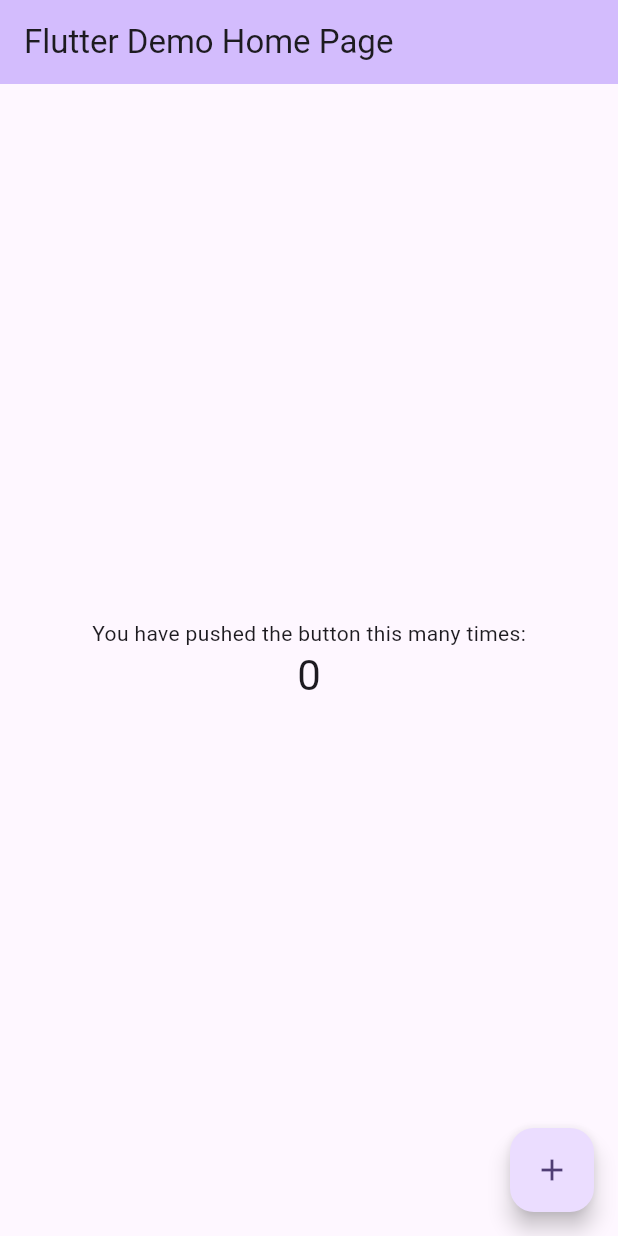
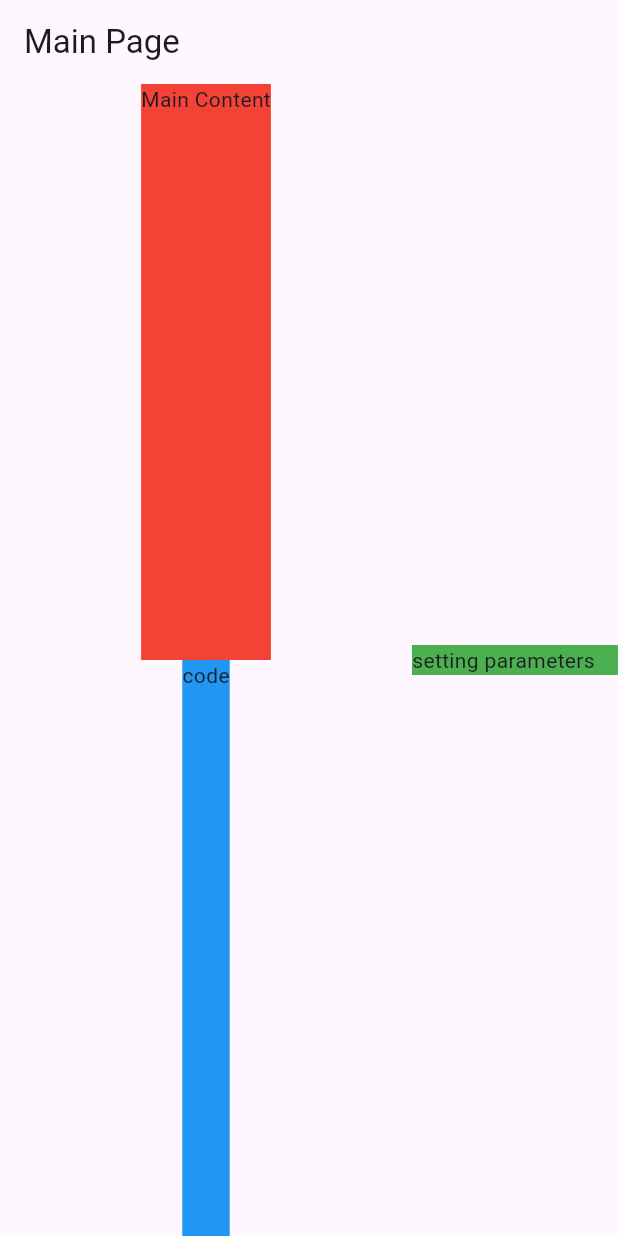
Before and after one commit to otaku1123/study-fl-chart, a Flutter app: the screen it shows after launch, on a phone screen of 412 x 824 dp. Run offline on Flutter 3.47's test engine with Material 3 defaults, Android fonts, the phone set to English and light mode, and no system bars.

Commit message:
画面のレイアウト作成

```diff
--- a/lib/main.dart
+++ b/lib/main.dart
@@ -1,3 +1,4 @@
+import 'package:fl_chart_sample/main_page.dart';
 import 'package:flutter/material.dart';
 
 void main() {
@@ -13,113 +14,10 @@
     return MaterialApp(
       title: 'Flutter Demo',
       theme: ThemeData(
-        // This is the theme of your application.
-        //
-        // TRY THIS: Try running your application with "flutter run". You'll see
-        // the application has a purple toolbar. Then, without quitting the app,
-        // try changing the seedColor in the colorScheme below to Colors.green
-        // and then invoke "hot reload" (save your changes or press the "hot
-        // reload" button in a Flutter-supported IDE, or press "r" if you used
-        // the command line to start the app).
-        //
-        // Notice that the counter didn't reset back to zero; the application
-        // state is not lost during the reload. To reset the state, use hot
-        // restart instead.
-        //
-        // This works for code too, not just values: Most code changes can be
-        // tested with just a hot reload.
         colorScheme: ColorScheme.fromSeed(seedColor: Colors.deepPurple),
         useMaterial3: true,
       ),
-      home: const MyHomePage(title: 'Flutter Demo Home Page'),
+      home: MainPage(),
     );
   }
 }
-
-class MyHomePage extends StatefulWidget {
-  const MyHomePage({super.key, required this.title});
-
-  // This widget is the home page of your application. It is stateful, meaning
-  // that it has a State object (defined below) that contains fields that affect
-  // how it looks.
-
-  // This class is the configuration for the state. It holds the values (in this
-  // case the title) provided by the parent (in this case the App widget) and
-  // used by the build method of the State. Fields in a Widget subclass are
-  // always marked "final".
-
-  final String title;
-
-  @override
-  State<MyHomePage> createState() => _MyHomePageState();
-}
-
-class _MyHomePageState extends State<MyHomePage> {
-  int _counter = 0;
-
-  void _incrementCounter() {
-    setState(() {
-      // This call to setState tells the Flutter framework that something has
-      // changed in this State, which causes it to rerun the build method below
-      // so that the display can reflect the updated values. If we changed
-      // _counter without calling setState(), then the build method would not be
-      // called again, and so nothing would appear to happen.
-      _counter++;
-    });
-  }
-
-  @override
-  Widget build(BuildContext context) {
-    // This method is rerun every time setState is called, for instance as done
-    // by the _incrementCounter method above.
-    //
-    // The Flutter framework has been optimized to make rerunning build methods
-    // fast, so that you can just rebuild anything that needs updating rather
-    // than having to individually change instances of widgets.
-    return Scaffold(
-      appBar: AppBar(
-        // TRY THIS: Try changing the color here to a specific color (to
-        // Colors.amber, perhaps?) and trigger a hot reload to see the AppBar
-        // change color while the other colors stay the same.
-        backgroundColor: Theme.of(context).colorScheme.inversePrimary,
-        // Here we take the value from the MyHomePage object that was created by
-        // the App.build method, and use it to set our appbar title.
-        title: Text(widget.title),
-      ),
-      body: Center(
-        // Center is a layout widget. It takes a single child and positions it
-        // in the middle of the parent.
-        child: Column(
-          // Column is also a layout widget. It takes a list of children and
-          // arranges them vertically. By default, it sizes itself to fit its
-          // children horizontally, and tries to be as tall as its parent.
-          //
-          // Column has various properties to control how it sizes itself and
-          // how it positions its children. Here we use mainAxisAlignment to
-          // center the children vertically; the main axis here is the vertical
-          // axis because Columns are vertical (the cross axis would be
-          // horizontal).
-          //
-          // TRY THIS: Invoke "debug painting" (choose the "Toggle Debug Paint"
-          // action in the IDE, or press "p" in the console), to see the
-          // wireframe for each widget.
-          mainAxisAlignment: MainAxisAlignment.center,
-          children: <Widget>[
-            const Text(
-              'You have pushed the button this many times:',
-            ),
-            Text(
-              '$_counter',
-              style: Theme.of(context).textTheme.headlineMedium,
-            ),
-          ],
-        ),
-      ),
-      floatingActionButton: FloatingActionButton(
-        onPressed: _incrementCounter,
-        tooltip: 'Increment',
-        child: const Icon(Icons.add),
-      ), // This trailing comma makes auto-formatting nicer for build methods.
-    );
-  }
-}
--- /dev/null
+++ b/lib/main_page.dart
@@ -0,0 +1,48 @@
+import 'package:flutter/material.dart';
+
+class MainPage extends StatelessWidget {
+  const MainPage({super.key});
+
+  @override
+  Widget build(BuildContext context) {
+    return Scaffold(
+      appBar: AppBar(
+        title: Text('Main Page'),
+      ),
+      body: SafeArea(
+        child: Row(
+          children: [
+            Expanded(
+              flex: 2,
+              child: Column(
+                children: [
+                  Expanded(
+                    flex: 1,
+                    child: Container(
+                      color: Colors.red,
+                      child: const Text('Main Content'),
+                    ),
+                  ),
+                  Expanded(
+                    flex: 1,
+                    child: Container(
+                      color: Colors.blue,
+                      child: const Text('code'),
+                    ),
+                  ),
+                ],
+              ),
+            ),
+            Expanded(
+              flex: 1,
+              child: Container(
+                color: Colors.green,
+                child: Text('setting parameters'),
+              ),
+            ),
+          ],
+        ),
+      ),
+    );
+  }
+}
```
